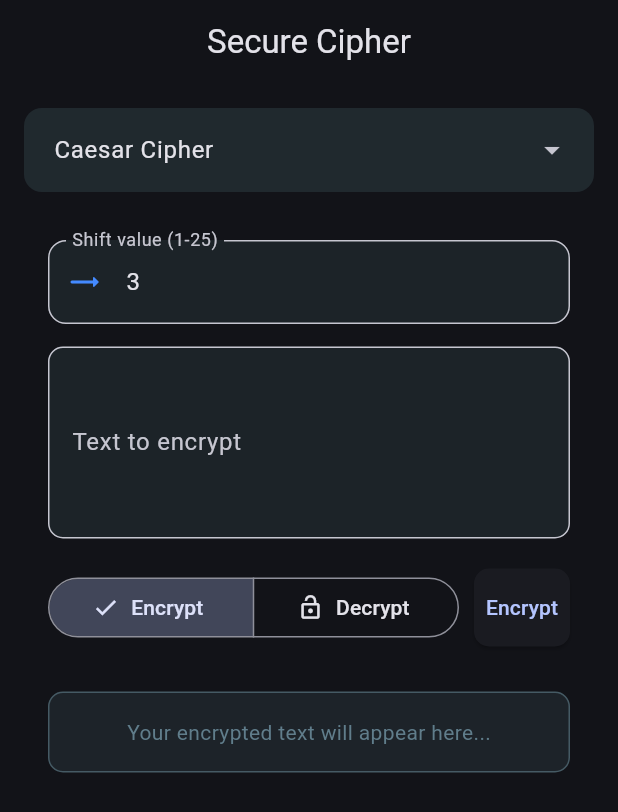
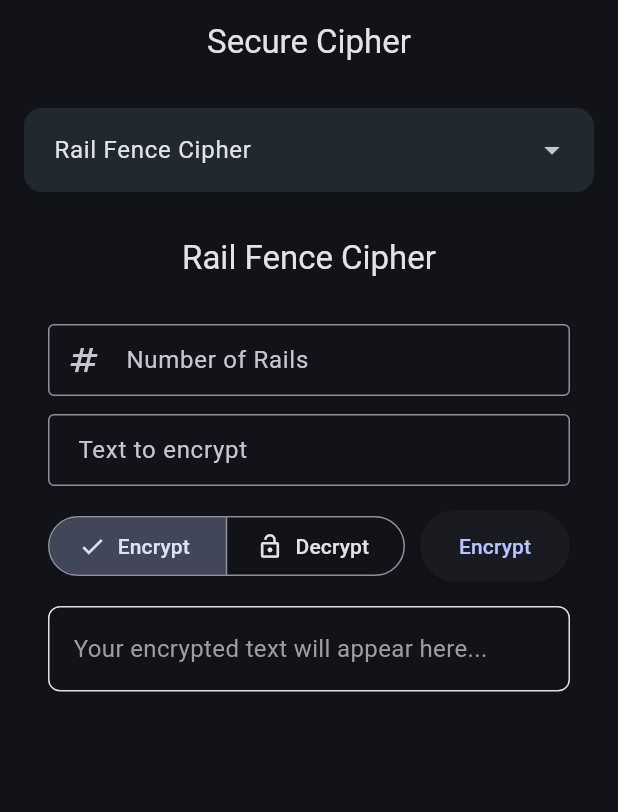
Before and after one commit to ahmedabbas8811/EncryptionApp, a Flutter app: the screen it shows after launch, after a tap on "Caesar Cipher", after a tap on "Encrypt", on a phone screen of 412 x 824 dp. Shown: the top 812 px of the screen. Run offline on Flutter 3.47's test engine with Material 3 defaults, Android fonts, the phone set to English and light mode, and no system bars.

Commit message:
Implemented rail fence cipher

```diff
--- /dev/null
+++ b/lib/algorithms_screens/rail_fence_screen.dart
@@ -0,0 +1,236 @@
+import 'package:encryption_app/rail_fence.dart';
+import 'package:flutter/material.dart';
+
+class RailFenceCipherScreen extends StatefulWidget {
+  const RailFenceCipherScreen({super.key});
+
+  @override
+  State<RailFenceCipherScreen> createState() => _RailFenceCipherScreenState();
+}
+
+class _RailFenceCipherScreenState extends State<RailFenceCipherScreen> {
+  final TextEditingController _textController = TextEditingController();
+  final TextEditingController _railController = TextEditingController();
+  String _resultText = '';
+  bool _isEncrypting = true;
+  bool _hasResult = false;
+  List<List<String>> _matrix = [];
+
+  void _processText() {
+    final text = _textController.text;
+    final rails = int.tryParse(_railController.text);
+
+    if (text.isEmpty || rails == null || rails < 2) {
+      ScaffoldMessenger.of(context).showSnackBar(
+        const SnackBar(content: Text('Please enter valid text and rails (≥2)')),
+      );
+      return;
+    }
+
+    setState(() {
+      _resultText = _isEncrypting
+          ? 'Encrypted: ${RailFenceCipher.encrypt(text, rails)}'
+          : 'Decrypted: ${RailFenceCipher.decrypt(text, rails)}';
+
+      _matrix = RailFenceCipher.getMatrixForDisplay(text, rails, _isEncrypting);
+      _hasResult = true;
+    });
+  }
+
+  void _toggleMode() {
+    setState(() {
+      _isEncrypting = !_isEncrypting;
+      if (_resultText.isNotEmpty) {
+        _textController.text = _resultText
+            .replaceAll('Encrypted: ', '')
+            .replaceAll('Decrypted: ', '');
+        _processText();
+      }
+    });
+  }
+
+  Widget _buildMatrixDisplay() {
+    if (_matrix.isEmpty) return Container();
+
+    return Column(
+      crossAxisAlignment: CrossAxisAlignment.start,
+      children: [
+        const SizedBox(height: 16),
+        const Text('Rail Fence Matrix:',
+            style: TextStyle(fontSize: 16, fontWeight: FontWeight.bold)),
+        const SizedBox(height: 8),
+        Container(
+          constraints: BoxConstraints(
+            maxHeight: 200, // Limit matrix height
+          ),
+          child: Scrollbar(
+            child: SingleChildScrollView(
+              scrollDirection: Axis.horizontal,
+              child: SingleChildScrollView(
+                scrollDirection: Axis.vertical,
+                child: Column(
+                  crossAxisAlignment: CrossAxisAlignment.start,
+                  children: _matrix.map((row) {
+                    return Row(
+                      children: row.map((cell) {
+                        return Container(
+                          width: 30,
+                          height: 30,
+                          margin: const EdgeInsets.all(1),
+                          decoration: BoxDecoration(
+                            border: Border.all(color: Colors.grey.shade300),
+                            color: cell == '✱'
+                                ? Colors.blue.withOpacity(0.1)
+                                : cell == '·'
+                                    ? Colors.transparent
+                                    : Colors.green.withOpacity(0.1),
+                            borderRadius: BorderRadius.circular(4),
+                          ),
+                          child: Center(
+                            child: Text(
+                              cell,
+                              style: TextStyle(
+                                fontSize: 14,
+                                color: cell == '✱'
+                                    ? Colors.blue
+                                    : cell == '·'
+                                        ? Colors.grey
+                                        : Colors.green,
+                                fontWeight: FontWeight.bold,
+                              ),
+                            ),
+                          ),
+                        );
+                      }).toList(),
+                    );
+                  }).toList(),
+                ),
+              ),
+            ),
+          ),
+        ),
+      ],
+    );
+  }
+
+  @override
+  Widget build(BuildContext context) {
+    return Scaffold(
+      appBar: AppBar(
+        title: const Text('Rail Fence Cipher'),
+        centerTitle: true,
+      ),
+      body: SafeArea(
+        child: SingleChildScrollView(
+          padding: const EdgeInsets.all(16),
+          child: ConstrainedBox(
+            constraints: BoxConstraints(
+              minHeight: MediaQuery.of(context).size.height - 150,
+            ),
+            child: Column(
+              children: [
+                TextField(
+                  controller: _railController,
+                  keyboardType: TextInputType.number,
+                  decoration: InputDecoration(
+                    labelText: 'Number of Rails',
+                    border: const OutlineInputBorder(),
+                    prefixIcon: const Icon(Icons.numbers),
+                    contentPadding: const EdgeInsets.symmetric(
+                        vertical: 12, horizontal: 16),
+                  ),
+                ),
+                const SizedBox(height: 12),
+                TextField(
+                  controller: _textController,
+                  maxLines: 3,
+                  minLines: 1,
+                  decoration: InputDecoration(
+                    labelText: _isEncrypting ? 'Text to encrypt' : 'Text to decrypt',
+                    border: const OutlineInputBorder(),
+                    contentPadding: const EdgeInsets.symmetric(
+                        vertical: 12, horizontal: 16),
+                  ),
+                ),
+                const SizedBox(height: 16),
+                Row(
+                  children: [
+                    Expanded(
+                      child: SegmentedButton<bool>(
+                        style: SegmentedButton.styleFrom(
+                          padding: const EdgeInsets.symmetric(vertical: 12),
+                        ),
+                        segments: const [
+                          ButtonSegment(
+                            value: true,
+                            label: Text('Encrypt'),
+                            icon: Icon(Icons.lock, size: 18),
+                          ),
+                          ButtonSegment(
+                            value: false,
+                            label: Text('Decrypt'),
+                            icon: Icon(Icons.lock_open, size: 18),
+                          ),
+                        ],
+                        selected: {_isEncrypting},
+                        onSelectionChanged: (newSelection) {
+                          setState(() => _isEncrypting = newSelection.first);
+                        },
+                      ),
+                    ),
+                    const SizedBox(width: 10),
+                    SizedBox(
+                      width: 100,
+                      child: ElevatedButton(
+                        style: ElevatedButton.styleFrom(
+                          padding: const EdgeInsets.symmetric(vertical: 14),
+                        ),
+                        onPressed: _processText,
+                        child: Text(_isEncrypting ? 'Encrypt' : 'Decrypt'),
+                      ),
+                    ),
+                  ],
+                ),
+                const SizedBox(height: 16),
+                Container(
+                  padding: const EdgeInsets.all(16),
+                  decoration: BoxDecoration(
+                    border: Border.all(color: Colors.grey.shade300),
+                    borderRadius: BorderRadius.circular(8),
+                  ),
+                  child: Column(
+                    crossAxisAlignment: CrossAxisAlignment.stretch,
+                    children: [
+                      Text(
+                        _resultText.isEmpty
+                            ? 'Your ${_isEncrypting ? 'encrypted' : 'decrypted'} text will appear here...'
+                            : _resultText,
+                        style: TextStyle(
+                          fontSize: 16,
+                          color: _resultText.isEmpty
+                              ? Colors.grey
+                              : Theme.of(context).textTheme.bodyLarge?.color,
+                        ),
+                      ),
+                      if (_hasResult) _buildMatrixDisplay(),
+                      if (_hasResult) ...[
+                        const SizedBox(height: 12),
+                        OutlinedButton(
+                          style: OutlinedButton.styleFrom(
+                            padding: const EdgeInsets.symmetric(vertical: 12),
+                          ),
+                          onPressed: _toggleMode,
+                          child: Text(_isEncrypting ? 'Decrypt Result' : 'Encrypt Result'),
+                        ),
+                      ],
+                    ],
+                  ),
+                ),
+              ],
+            ),
+          ),
+        ),
+      ),
+    );
+  }
+}
--- a/lib/main.dart
+++ b/lib/main.dart
@@ -1,5 +1,6 @@
 import 'package:encryption_app/algorithms_screens/one_time_pad_screen.dart';
 import 'package:encryption_app/algorithms_screens/playfair_screen.dart';
+import 'package:encryption_app/algorithms_screens/rail_fence_screen.dart';
 import 'package:encryption_app/algorithms_screens/row_column_screen.dart';
 import 'package:flutter/material.dart';
 import 'package:encryption_app/algorithms_screens/caesar_cipher_screen.dart';
@@ -86,6 +87,9 @@ class _EncryptionScreenState extends State<EncryptionScreen> {
       case 'Row & Column Transposition':
         algorithmWidget = const RowColumnCipherScreen();
         break;
+      case 'Rail Fence Cipher':
+        algorithmWidget = RailFenceCipherScreen();
+        break;
 
       default:
         algorithmWidget = const Center(child: Text('Select an algorithm.'));
@@ -140,6 +144,13 @@ class _EncryptionScreenState extends State<EncryptionScreen> {
                     foregroundColor: MaterialStatePropertyAll(Colors.white),
                   ),
                 ),
+                DropdownMenuEntry(
+                  value: 'Rail Fence Cipher',
+                  label: 'Rail Fence Cipher',
+                  style: ButtonStyle(
+                    foregroundColor: MaterialStatePropertyAll(Colors.white),
+                  ),
+                ),
               ],
               onSelected: (value) {
                 setState(() {
```
Also changed, not shown: lib/rail_fence.dart (added, +114 -0 lines).
